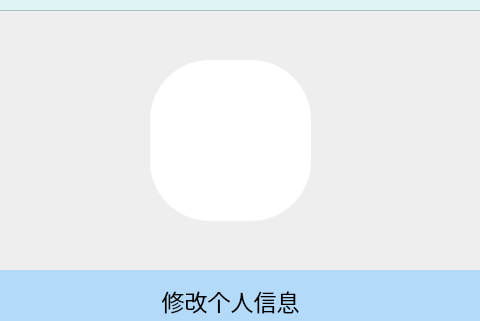
Old version of the form UI前端/unit_demo4/Yanti_v4.ui in the repository EdmitSpera/Postgraduate-question-system; both pictures show x 470 to 950 and y 110 to 431 of the 1183 by 830 pixel window.
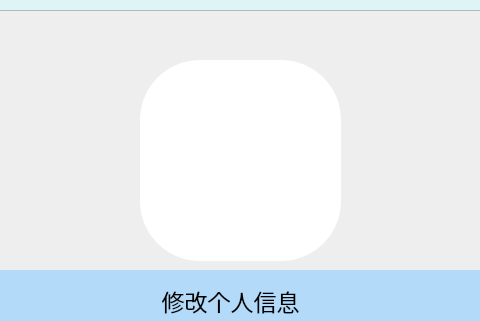
New version of the form. The open tabs and pages were chosen to show the change. Icons and pictures are not drawn.

Commit message: 修改头像

The edit to the form file:
```diff
--- a/UI前端/unit_demo4/Yanti_v4.ui
+++ b/UI前端/unit_demo4/Yanti_v4.ui
@@ -6044,30 +6044,6 @@
         <string>切换账号</string>
        </property>
       </widget>
-      <widget class="QLabel" name="label_profile">
-       <property name="geometry">
-        <rect>
-         <x>310</x>
-         <y>40</y>
-         <width>161</width>
-         <height>161</height>
-        </rect>
-       </property>
-       <property name="font">
-        <font>
-         <family>微软雅黑</family>
-         <pointsize>24</pointsize>
-        </font>
-       </property>
-       <property name="styleSheet">
-        <string notr="true">border-radius:60px;
-background-color: rgb(255, 255, 255);
-image: url(:/新前缀/头像.png);</string>
-       </property>
-       <property name="text">
-        <string/>
-       </property>
-      </widget>
       <widget class="QPushButton" name="Bt_email">
        <property name="geometry">
         <rect>
@@ -6105,6 +6081,30 @@
         <string>修改个人信息</string>
        </property>
       </widget>
+      <widget class="QLabel" name="label_profile_3">
+       <property name="geometry">
+        <rect>
+         <x>300</x>
+         <y>40</y>
+         <width>201</width>
+         <height>201</height>
+        </rect>
+       </property>
+       <property name="font">
+        <font>
+         <family>微软雅黑</family>
+         <pointsize>24</pointsize>
+        </font>
+       </property>
+       <property name="styleSheet">
+        <string notr="true">border-radius:60px;
+background-color: rgb(255, 255, 255);
+image: url(:/新前缀/头像.png);</string>
+       </property>
+       <property name="text">
+        <string/>
+       </property>
+      </widget>
      </widget>
      <widget class="QWidget" name="page_14">
       <widget class="Line" name="line_4">
@@ -6619,30 +6619,6 @@
         <string>保存</string>
        </property>
       </widget>
-      <widget class="QLabel" name="label_profile_3">
-       <property name="geometry">
-        <rect>
-         <x>330</x>
-         <y>10</y>
-         <width>161</width>
-         <height>161</height>
-        </rect>
-       </property>
-       <property name="font">
-        <font>
-         <family>微软雅黑</family>
-         <pointsize>24</pointsize>
-        </font>
-       </property>
-       <property name="styleSheet">
-        <string notr="true">border-radius:60px;
-background-color: rgb(255, 255, 255);
-image: url(:/新前缀/头像.png);</string>
-       </property>
-       <property name="text">
-        <string/>
-       </property>
-      </widget>
       <widget class="QLabel" name="label_infoedit">
        <property name="geometry">
         <rect>
```
Left out of the diff: 43 changed lines with no effect on the pictures. The commit also changes 1 other file.
